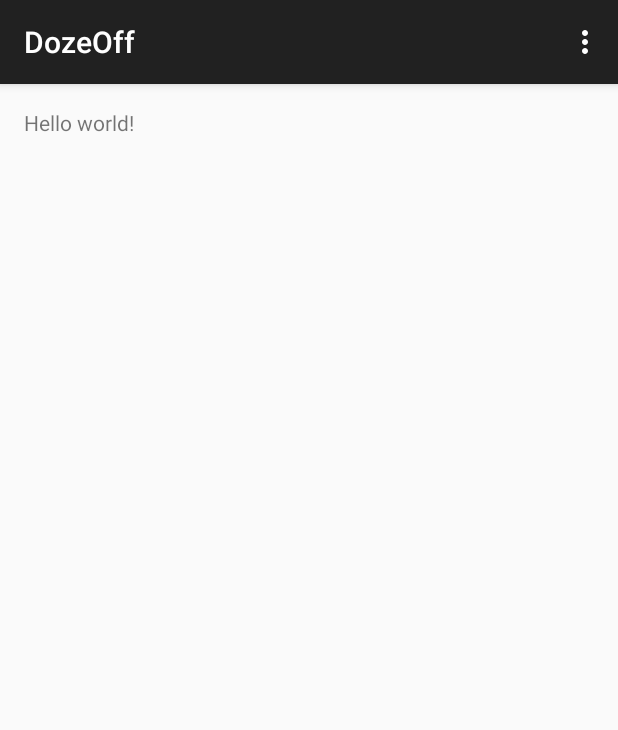
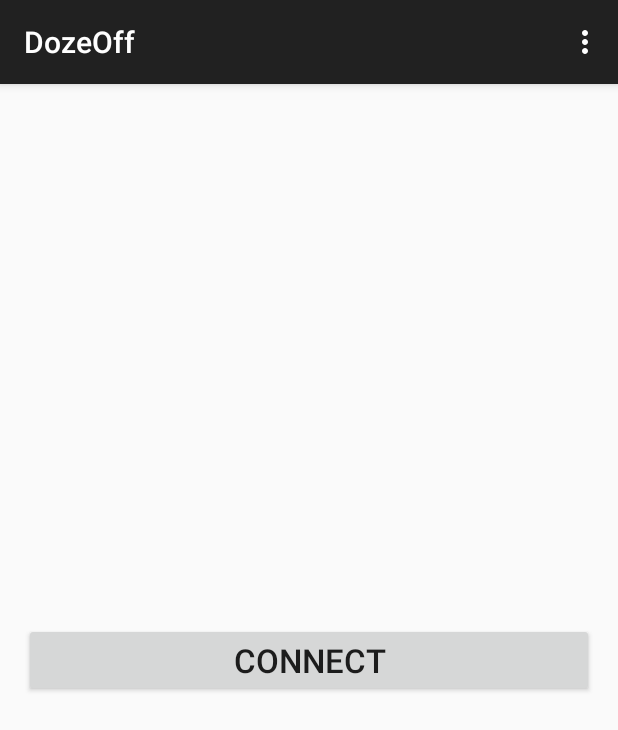
Before and after one commit to mosdragon/dozeoff, an Android app: the screen it shows after launch (MainActivity), on a phone screen of 412 x 824 dp. Shown: the top 730 px of the screen. Run offline under Robolectric (Android 15) with nearby library versions, the phone set to English and light mode, and no system bars; our stand-ins replace ButterKnife.

Commit message:
Button to connect and disconnect

```diff
--- a/app/build.gradle
+++ b/app/build.gradle
@@ -24,4 +24,5 @@ dependencies {
     compile 'com.android.support:appcompat-v7:22.2.0'
     compile files('libs/microsoft-band-1.3.10622.3.jar')
     compile 'com.google.code.gson:gson:2.3.1'
+    compile 'com.jakewharton:butterknife:7.0.1'
 }
--- a/app/src/main/java/es/sakhi/osama/dozeoff/ListenerService.java
+++ b/app/src/main/java/es/sakhi/osama/dozeoff/ListenerService.java
@@ -25,6 +25,8 @@ import com.microsoft.band.sensors.HeartRateConsentListener;
  * helper methods.
  */
 public class ListenerService extends IntentService {
+
+    private static final String TAG = "ListenerService";
 
 
 
--- a/app/src/main/java/es/sakhi/osama/dozeoff/MainActivity.java
+++ b/app/src/main/java/es/sakhi/osama/dozeoff/MainActivity.java
@@ -1,12 +1,16 @@
 package es.sakhi.osama.dozeoff;
 
+import android.content.Context;
 import android.os.AsyncTask;
 import android.support.v7.app.ActionBarActivity;
 import android.os.Bundle;
 import android.support.v7.app.AppCompatActivity;
+import android.util.AttributeSet;
 import android.util.Log;
 import android.view.Menu;
 import android.view.MenuItem;
+import android.view.View;
+import android.widget.Button;
 
 import com.microsoft.band.BandClient;
 import com.microsoft.band.BandClientManager;
@@ -20,12 +24,24 @@ import com.microsoft.band.sensors.BandHeartRateEvent;
 import com.microsoft.band.sensors.BandHeartRateEventListener;
 import com.microsoft.band.sensors.HeartRateConsentListener;
 
+import butterknife.Bind;
+import butterknife.OnCheckedChanged;
+import butterknife.OnClick;
+
 
 public class MainActivity extends AppCompatActivity implements HeartRateConsentListener {
+
+    private static final String TAG = "MainActivity";
 
     private BandHeartRateEventListener heartRateListener;
     private BandClient bandClient;
     private BandPendingResult<ConnectionState> pendingResult;
+    private boolean connected;
+
+    private static final String CONNECT = "Connect";
+    private static final String DISCONNECT = "Disconnect";
+
+    Button bandConnection;
 
     @Override
     protected void onCreate(Bundle savedInstanceState) {
@@ -33,7 +49,23 @@ public class MainActivity extends AppCompatActivity implements HeartRateConsentL
         setContentView(R.layout.activity_main);
         ListenerService.startListener(this);
 
-        connectBand();
+        connected = false;
+        bandConnection = (Button) findViewById(R.id.bandConnection);
+        bandConnection.setOnClickListener(new View.OnClickListener() {
+            @Override
+            public void onClick(View v) {
+                if (connected) {
+                    disconnectBand();
+
+                } else {
+                    connectBand();
+
+                }
+                connected = !connected;
+                bandConnection.setText(connected ? DISCONNECT : CONNECT);
+            }
+        });
+        bandConnection.setText(CONNECT);
     }
 
     @Override
@@ -58,7 +90,13 @@ public class MainActivity extends AppCompatActivity implements HeartRateConsentL
         return super.onOptionsItemSelected(item);
     }
 
-    public void connectBand() {
+    private void disconnectBand() {
+        bandClient.disconnect();
+        Log.d(TAG, "disconnectBand");
+    }
+
+
+    private void connectBand() {
 
         BandInfo[] pairedBands = BandClientManager.getInstance().getPairedBands();
         bandClient = BandClientManager.getInstance().create(this, pairedBands[0]);
@@ -68,6 +106,7 @@ public class MainActivity extends AppCompatActivity implements HeartRateConsentL
 //        thread.
         pendingResult = bandClient.connect();
 
+
         AwaitTask task = new AwaitTask();
         task.execute();
 
@@ -76,6 +115,10 @@ public class MainActivity extends AppCompatActivity implements HeartRateConsentL
     public void setBandRetrievalInterval() {}
 
 
+    /**
+     *
+     * @param accepted, whether or not app has consent to get heart rate data
+     */
     @Override
     public void userAccepted(boolean accepted) {
 //        Get the thing
@@ -86,7 +129,7 @@ public class MainActivity extends AppCompatActivity implements HeartRateConsentL
                 public void onBandHeartRateChanged(BandHeartRateEvent event) {
                     // do work on heart rate changed (i.e. update UI)
                     int rate = event.getHeartRate();
-                    Log.d("HEART RATE", "" + rate);
+                    Log.d(TAG, "HEART RATE: " + rate);
                 }
             };
 
@@ -106,6 +149,9 @@ public class MainActivity extends AppCompatActivity implements HeartRateConsentL
 
     }
 
+    /**
+     * Used as a seperate thread to await the connection state of the band
+     */
     private class AwaitTask extends AsyncTask<Void, Void, Void> {
 
         @Override
@@ -128,13 +174,13 @@ public class MainActivity extends AppCompatActivity implements HeartRateConsentL
                                 MainActivity.this,
                                 MainActivity.this);
                     } else {
-                        Log.d("Consent", "Already Granted");
+                        Log.d(TAG, " Consent Already Granted");
                         userAccepted(true);
                     }
 
                 } else {
 //                do work on failure
-                    Log.e("STATE", "ConnectionState failure");
+                    Log.e(TAG, "ConnectionState failure");
                 }
             } catch(InterruptedException ex) {
 //            handle InterruptedException
--- a/app/src/main/res/layout/activity_main.xml
+++ b/app/src/main/res/layout/activity_main.xml
@@ -1,11 +1,20 @@
-<RelativeLayout xmlns:android="http://schemas.android.com/apk/res/android"
+<LinearLayout xmlns:android="http://schemas.android.com/apk/res/android"
     xmlns:tools="http://schemas.android.com/tools" android:layout_width="match_parent"
     android:layout_height="match_parent" android:paddingLeft="@dimen/activity_horizontal_margin"
     android:paddingRight="@dimen/activity_horizontal_margin"
     android:paddingTop="@dimen/activity_vertical_margin"
-    android:paddingBottom="@dimen/activity_vertical_margin" tools:context=".MainActivity">
+    android:paddingBottom="@dimen/activity_vertical_margin"
+    android:orientation="vertical"
+    tools:context=".MainActivity"
+    android:gravity="center">
 
-    <TextView android:text="@string/hello_world" android:layout_width="wrap_content"
-        android:layout_height="wrap_content" />
+    <Button
+        android:layout_width="fill_parent"
+        android:layout_height="wrap_content"
+        android:id="@+id/bandConnection"
+        android:gravity="center"
+        android:text="Connect"
+        android:textSize="22dp"
+        />
 
-</RelativeLayout>
+</LinearLayout>
```
Also changed, not shown: 1 other file.
